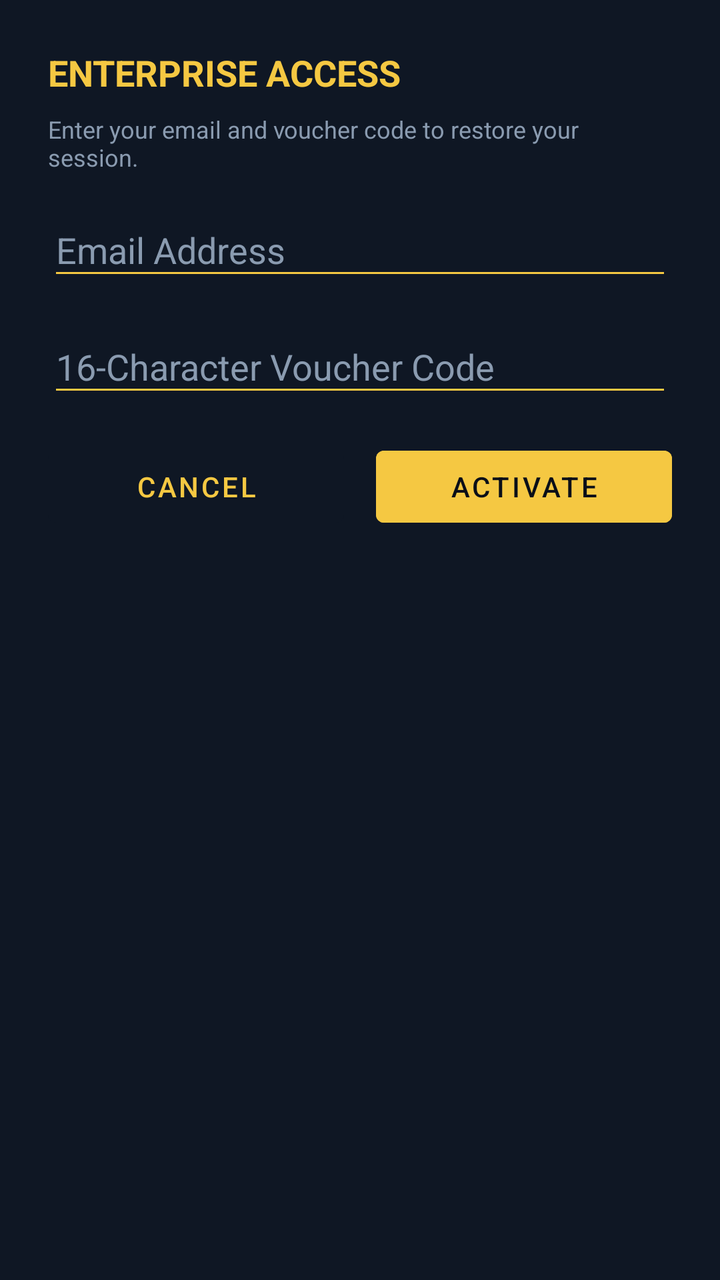
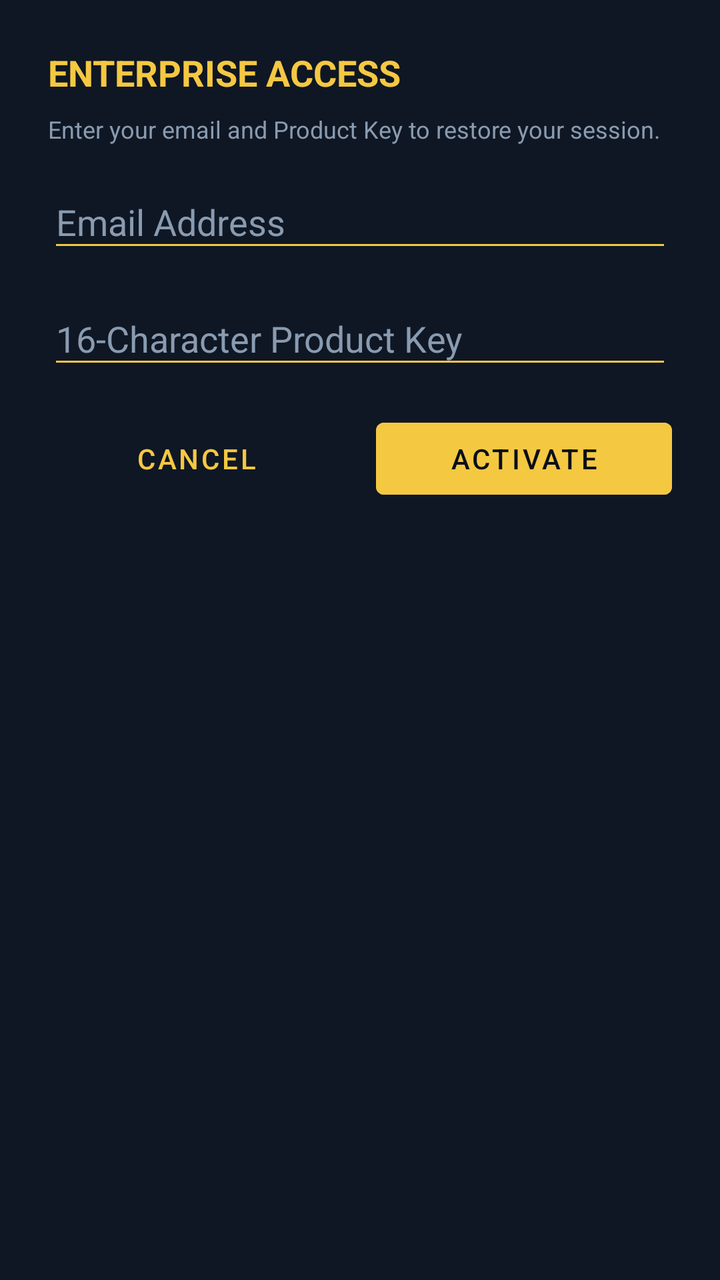

The first picture is an Android layout as it rendered before a commit; the second is the same layout after the commit. The layout source and the unified diff follow.
<!-- AndroidManifest.xml: application theme Theme.MaterialComponents.DayNight.NoActionBar -->
<!-- res/layout/voucher.xml -->
<?xml version="1.0" encoding="utf-8"?>
<LinearLayout xmlns:android="http://schemas.android.com/apk/res/android"
    android:layout_width="match_parent"
    android:layout_height="wrap_content"
    android:background="#0f1724"
    android:orientation="vertical"
    android:padding="24dp">

    <TextView
        android:layout_width="wrap_content"
        android:layout_height="wrap_content"
        android:text="ENTERPRISE ACCESS"
        android:textColor="#f5c842"
        android:textSize="18sp"
        android:textStyle="bold"
        android:layout_marginBottom="8dp"/>

    <TextView
        android:layout_width="wrap_content"
        android:layout_height="wrap_content"
        android:text="Enter your email and voucher code to restore your session."
        android:textColor="#8a9bb0"
        android:textSize="12sp"
        android:layout_marginBottom="16dp"/>

    
    <EditText
        android:id="@+id/editEmail"
        android:layout_width="match_parent"
        android:layout_height="wrap_content"
        android:hint="Email Address"
        android:inputType="textEmailAddress"
        android:textColor="#e8edf5"
        android:textColorHint="#8a9bb0"
        android:backgroundTint="#f5c842"
        android:paddingBottom="8dp"
        android:layout_marginBottom="16dp" />

    
    <EditText
        android:id="@+id/editVoucher"
        android:layout_width="match_parent"
        android:layout_height="wrap_content"
        android:hint="16-Character Voucher Code"
        android:inputType="textCapCharacters|textNoSuggestions"
        android:textColor="#e8edf5"
        android:textColorHint="#8a9bb0"
        android:backgroundTint="#f5c842"
        android:paddingBottom="8dp"
        android:layout_marginBottom="8dp" />

    <TextView
        android:id="@+id/txtError"
        android:layout_width="match_parent"
        android:layout_height="wrap_content"
        android:textColor="#ff6b6b"
        android:textSize="12sp"
        android:layout_marginBottom="16dp"
        android:visibility="gone" />

    <LinearLayout
        android:layout_width="match_parent"
        android:layout_height="wrap_content"
        android:orientation="horizontal"
        android:layout_marginTop="8dp">

        <Button
            android:id="@+id/btnCancel"
            android:layout_width="0dp"
            android:layout_height="wrap_content"
            android:layout_weight="1"
            android:text="CANCEL"
            android:textColor="#f5c842"
            android:backgroundTint="#0f1724"
            android:layout_marginEnd="8dp" />

        <Button
            android:id="@+id/btnSubmit"
            android:layout_width="0dp"
            android:layout_height="wrap_content"
            android:layout_weight="1"
            android:text="ACTIVATE"
            android:textColor="#0a0f18"
            android:backgroundTint="#f5c842"
            android:layout_marginStart="8dp" />
    </LinearLayout>

</LinearLayout>
<!-- resources referenced by this layout -->
<resources>

</resources>

<!-- the commit's change to res/layout/voucher.xml (unified diff, before → after) -->
@@ -18,7 +18,7 @@
     <TextView
         android:layout_width="wrap_content"
         android:layout_height="wrap_content"
-        android:text="Enter your email and voucher code to restore your session."
+        android:text="Enter your email and Product Key to restore your session."
         android:textColor="#8a9bb0"
         android:textSize="12sp"
         android:layout_marginBottom="16dp"/>
@@ -41,7 +41,7 @@
         android:id="@+id/editVoucher"
         android:layout_width="match_parent"
         android:layout_height="wrap_content"
-        android:hint="16-Character Voucher Code"
+        android:hint="16-Character Product Key"
         android:inputType="textCapCharacters|textNoSuggestions"
         android:textColor="#e8edf5"
         android:textColorHint="#8a9bb0"
